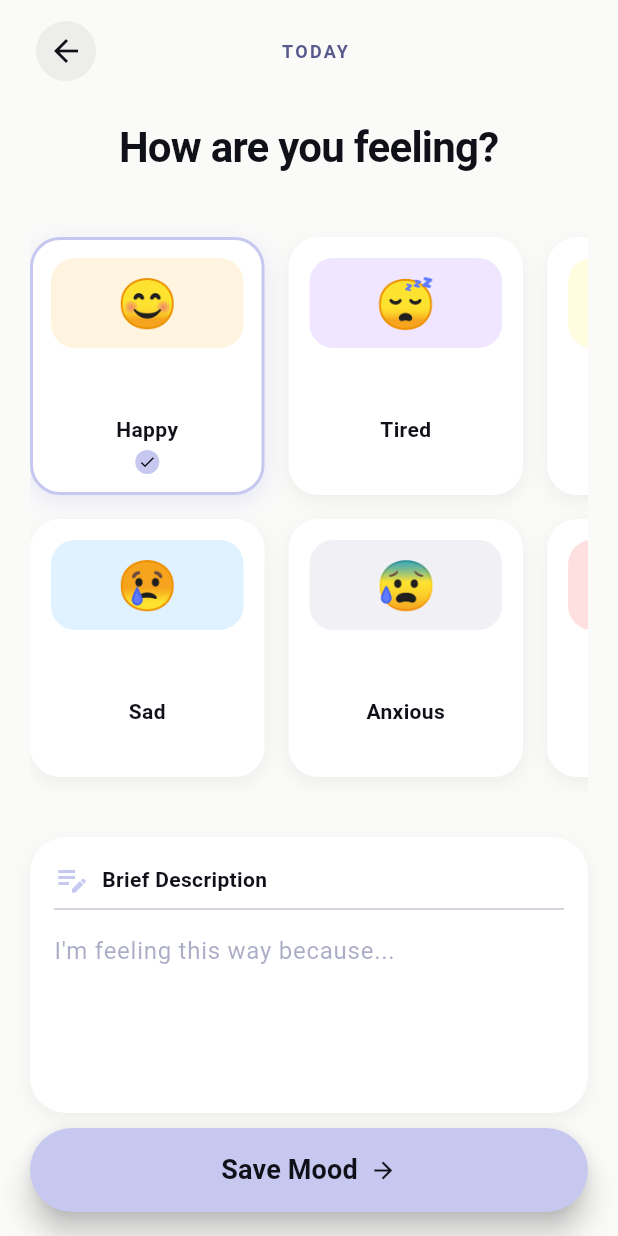
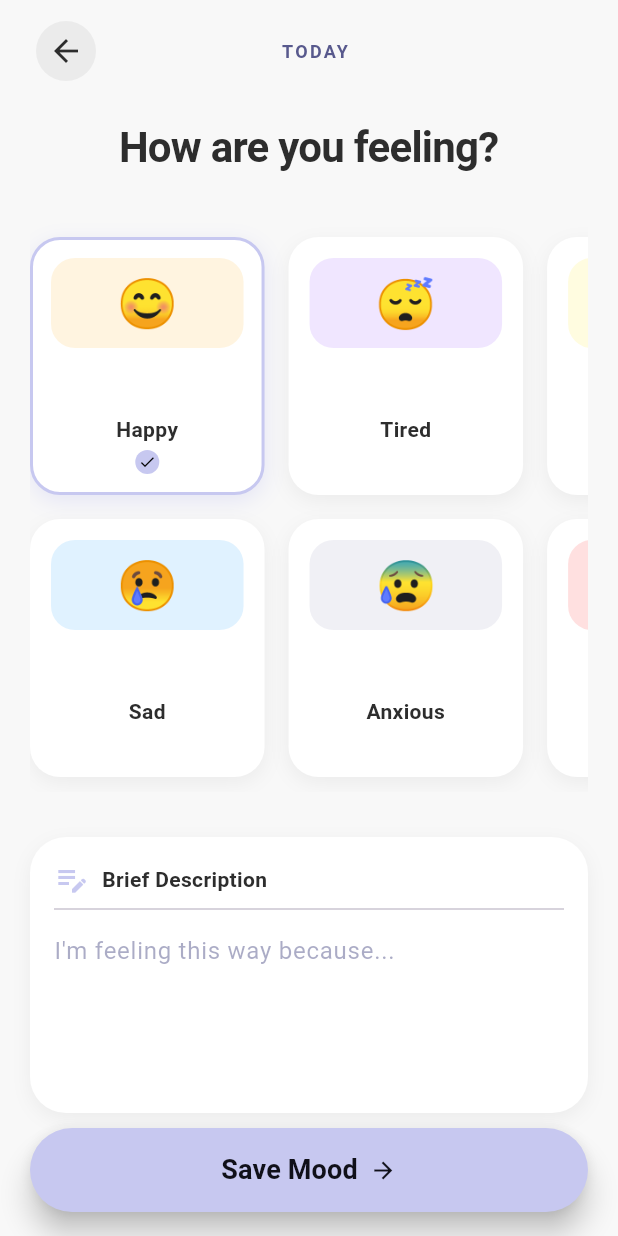
Before and after one commit to loczus887/moodJar, a Flutter app: the screen it shows once a user with an empty profile is signed in, item 3 of the bottom bar chosen, on a phone screen of 412 x 824 dp. Run offline on Flutter 3.47's test engine with Material 3 defaults, Android fonts, the phone set to English and light mode, and no system bars; our stand-ins replace cloud_firestore, equatable, firebase_auth, firebase_core, flutter_bloc, shared_preferences; accounts and stored records are empty; generated files the repository leaves out were written again.

Commit message:
Refactor `log_mood.dart` to use dynamic theming with theme-aware colors and styles for better flexibility.

```diff
--- a/lib/pages/log_mood.dart
+++ b/lib/pages/log_mood.dart
@@ -18,10 +18,6 @@ class _LogMoodScreenState extends State<LogMoodScreen> {
 
   // Colors extracted from your HTML (Tailwind Config)
   final Color _primaryColor = const Color(0xFFC7C8F0);
-  final Color _surfaceColor = Colors.white;
-  final Color _backgroundColor = const Color(0xFFFAFAF9);
-  final Color _textMain = const Color(0xFF101019);
-  final Color _textMuted = const Color(0xFF58598D);
 
   // Data list to facilitate UI construction and Firebase submission
   final List<Map<String, dynamic>> _moods = [
@@ -97,13 +93,22 @@ class _LogMoodScreenState extends State<LogMoodScreen> {
 
   @override
   Widget build(BuildContext context) {
+    final theme = Theme.of(context);
+    final isDark = theme.brightness == Brightness.dark;
+    final backgroundColor = theme.scaffoldBackgroundColor;
+    final surfaceColor = theme.cardColor;
+    final textMain =
+        theme.textTheme.bodyLarge?.color ??
+        (isDark ? Colors.white : const Color(0xFF101019));
+    final textMuted = isDark ? Colors.grey[400]! : const Color(0xFF58598D);
+
     return Scaffold(
-      backgroundColor: _backgroundColor,
+      backgroundColor: backgroundColor,
       body: SafeArea(
         child: Column(
           children: [
             // Header (Back button and Date)
-            _buildHeader(),
+            _buildHeader(textMain, textMuted, isDark),
 
             // Content with Scroll
             Expanded(
@@ -115,7 +120,7 @@ class _LogMoodScreenState extends State<LogMoodScreen> {
                     Text(
                       'How are you feeling?',
                       style: TextStyle(
-                        color: _textMain,
+                        color: textMain,
                         fontSize: 28,
                         fontWeight: FontWeight.bold,
                         letterSpacing: -0.5,
@@ -124,12 +129,12 @@ class _LogMoodScreenState extends State<LogMoodScreen> {
                     const SizedBox(height: 30),
 
                     // Mood Grid
-                    _buildMoodGrid(),
+                    _buildMoodGrid(surfaceColor, textMain),
 
                     const SizedBox(height: 30),
 
                     // Text Box (Journal)
-                    _buildJournalInput(),
+                    _buildJournalInput(surfaceColor, textMain, textMuted),
 
                     const SizedBox(height: 100),
                     // Space so the floating button doesn't cover content
@@ -151,7 +156,7 @@ class _LogMoodScreenState extends State<LogMoodScreen> {
             onPressed: _isSaving ? null : _saveMoodToFirebase,
             style: ElevatedButton.styleFrom(
               backgroundColor: _primaryColor,
-              foregroundColor: _textMain,
+              foregroundColor: const Color(0xFF101019),
               elevation: 8,
               shape: RoundedRectangleBorder(
                 borderRadius: BorderRadius.circular(30),
@@ -179,17 +184,19 @@ class _LogMoodScreenState extends State<LogMoodScreen> {
     );
   }
 
-  Widget _buildHeader() {
+  Widget _buildHeader(Color textMain, Color textMuted, bool isDark) {
     return Padding(
       padding: const EdgeInsets.symmetric(horizontal: 20, vertical: 10),
       child: Row(
         mainAxisAlignment: MainAxisAlignment.spaceBetween,
         children: [
           IconButton(
-            icon: Icon(Icons.arrow_back, color: _textMain),
+            icon: Icon(Icons.arrow_back, color: textMain),
             onPressed: () => Navigator.pop(context),
             style: IconButton.styleFrom(
-              backgroundColor: Colors.black.withOpacity(0.05),
+              backgroundColor: isDark
+                  ? Colors.white.withOpacity(0.1)
+                  : Colors.black.withOpacity(0.05),
             ),
           ),
           Column(
@@ -198,7 +205,7 @@ class _LogMoodScreenState extends State<LogMoodScreen> {
                 // You can use the 'intl' package to format the real date here
                 'TODAY',
                 style: TextStyle(
-                  color: _textMuted,
+                  color: textMuted,
                   fontSize: 12,
                   fontWeight: FontWeight.bold,
                   letterSpacing: 1.5,
@@ -213,7 +220,7 @@ class _LogMoodScreenState extends State<LogMoodScreen> {
   }
 
   // Nova Grelha com Scroll Horizontal
-  Widget _buildMoodGrid() {
+  Widget _buildMoodGrid(Color surfaceColor, Color textMain) {
     // SizedBox define a altura da área de scroll.
     // 380px é suficiente para caber 2 linhas de cartões + espaços
     return SizedBox(
@@ -232,14 +239,14 @@ class _LogMoodScreenState extends State<LogMoodScreen> {
               1.1, // Controla a "magreza" do cartão (Altura vs Largura)
         ),
         itemBuilder: (context, index) {
-          return _buildMoodCard(index);
+          return _buildMoodCard(index, surfaceColor, textMain);
         },
       ),
     );
   }
 
   // O Design do Cartão (Simplificado para funcionar na grelha)
-  Widget _buildMoodCard(int index) {
+  Widget _buildMoodCard(int index, Color surfaceColor, Color textMain) {
     final bool isSelected = _selectedMoodIndex == index;
     final mood = _moods[index];
 
@@ -249,7 +256,7 @@ class _LogMoodScreenState extends State<LogMoodScreen> {
         duration: const Duration(milliseconds: 200),
         padding: const EdgeInsets.all(12),
         decoration: BoxDecoration(
-          color: _surfaceColor,
+          color: surfaceColor,
           borderRadius: BorderRadius.circular(20),
           border: Border.all(
             color: isSelected ? _primaryColor : Colors.transparent,
@@ -287,7 +294,7 @@ class _LogMoodScreenState extends State<LogMoodScreen> {
             Text(
               mood['label'],
               style: TextStyle(
-                color: _textMain,
+                color: textMain,
                 fontWeight: FontWeight.bold,
                 fontSize: 14,
               ),
@@ -314,11 +321,15 @@ class _LogMoodScreenState extends State<LogMoodScreen> {
   }
 
   // Text Input
-  Widget _buildJournalInput() {
+  Widget _buildJournalInput(
+    Color surfaceColor,
+    Color textMain,
+    Color textMuted,
+  ) {
     return Container(
       padding: const EdgeInsets.all(16),
       decoration: BoxDecoration(
-        color: _surfaceColor,
+        color: surfaceColor,
         borderRadius: BorderRadius.circular(24),
         boxShadow: [
           BoxShadow(
@@ -337,7 +348,7 @@ class _LogMoodScreenState extends State<LogMoodScreen> {
               const SizedBox(width: 8),
               Text(
                 'Brief Description',
-                style: TextStyle(fontWeight: FontWeight.bold, color: _textMain),
+                style: TextStyle(fontWeight: FontWeight.bold, color: textMain),
               ),
             ],
           ),
@@ -345,9 +356,10 @@ class _LogMoodScreenState extends State<LogMoodScreen> {
           TextField(
             controller: _journalController,
             maxLines: 4,
+            style: TextStyle(color: textMain),
             decoration: InputDecoration(
               hintText: "I'm feeling this way because...",
-              hintStyle: TextStyle(color: _textMuted.withOpacity(0.5)),
+              hintStyle: TextStyle(color: textMuted.withOpacity(0.5)),
               border: InputBorder.none,
             ),
           ),
```
